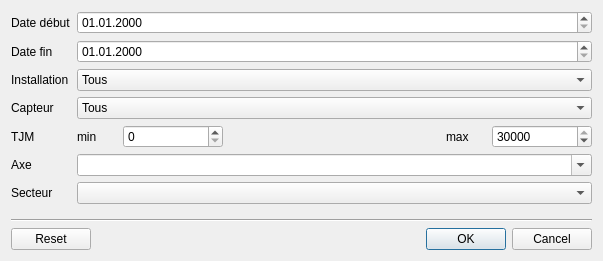
opengisch/OpenComptage, file comptages/ui/filter.ui: the form before one commit.
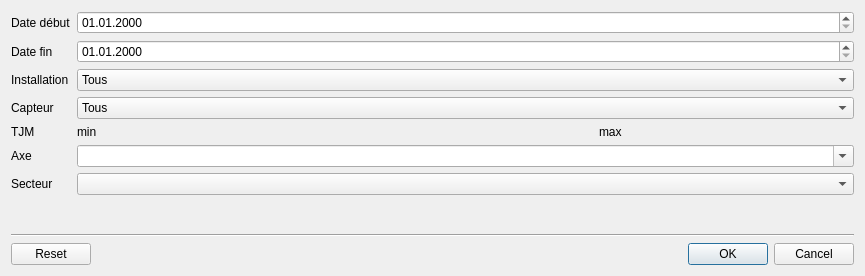
The form after the commit. Custom widgets are drawn as their Qt base class.

Commit message:
TJM Slider (#210)
* Add slider

* Cleanup

```diff
--- a/comptages/ui/filter.ui
+++ b/comptages/ui/filter.ui
@@ -6,8 +6,8 @@
    <rect>
     <x>0</x>
     <y>0</y>
-    <width>603</width>
-    <height>261</height>
+    <width>865</width>
+    <height>276</height>
    </rect>
   </property>
   <property name="windowTitle">
@@ -108,48 +108,6 @@
      </item>
      <item row="4" column="1">
       <layout class="QGridLayout" name="gridLayout">
-       <item row="0" column="1">
-        <widget class="QSpinBox" name="tjm_min">
-         <property name="minimumSize">
-          <size>
-           <width>100</width>
-           <height>0</height>
-          </size>
-         </property>
-         <property name="maximum">
-          <number>30000</number>
-         </property>
-        </widget>
-       </item>
-       <item row="0" column="2">
-        <spacer name="horizontalSpacer_2">
-         <property name="orientation">
-          <enum>Qt::Horizontal</enum>
-         </property>
-         <property name="sizeHint" stdset="0">
-          <size>
-           <width>40</width>
-           <height>20</height>
-          </size>
-         </property>
-        </spacer>
-       </item>
-       <item row="0" column="4">
-        <widget class="QSpinBox" name="tjm_max">
-         <property name="minimumSize">
-          <size>
-           <width>100</width>
-           <height>0</height>
-          </size>
-         </property>
-         <property name="maximum">
-          <number>30000</number>
-         </property>
-         <property name="value">
-          <number>30000</number>
-         </property>
-        </widget>
-       </item>
        <item row="0" column="0">
         <widget class="QLabel" name="min_tjm">
          <property name="minimumSize">
@@ -163,7 +121,7 @@
          </property>
         </widget>
        </item>
-       <item row="0" column="3">
+       <item row="0" column="2">
         <widget class="QLabel" name="max_tjm">
          <property name="minimumSize">
           <size>
@@ -176,6 +134,9 @@
          </property>
         </widget>
        </item>
+       <item row="0" column="1">
+        <widget class="QgsRangeSlider" name="tjm" native="true"/>
+       </item>
       </layout>
      </item>
      <item row="5" column="0">
@@ -233,6 +194,12 @@
    <extends>QDateTimeEdit</extends>
    <header>qgsdatetimeedit.h</header>
   </customwidget>
+  <customwidget>
+   <class>QgsRangeSlider</class>
+   <extends>QWidget</extends>
+   <header>qgis.gui</header>
+   <container>1</container>
+  </customwidget>
  </customwidgets>
  <resources/>
  <connections>
```
The commit also changes 2 other files.
